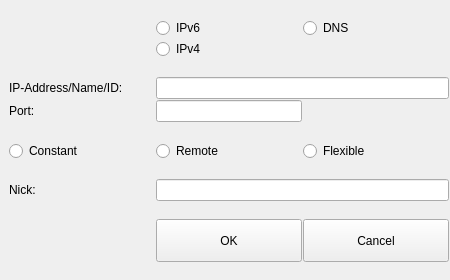
berndhs/arado, file ui/address-input.ui: the form before one commit.
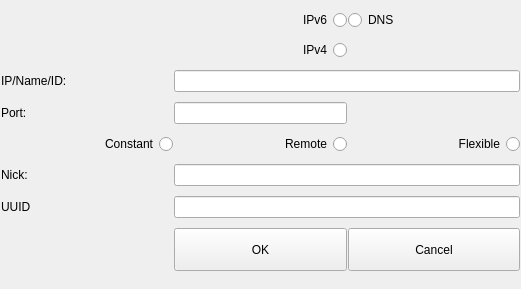
The form after the commit. Icons and pictures are not drawn.

Commit message: add uuid field, move some stuff

```diff
--- a/ui/address-input.ui
+++ b/ui/address-input.ui
@@ -6,49 +6,66 @@
    <rect>
     <x>0</x>
     <y>0</y>
-    <width>450</width>
-    <height>280</height>
+    <width>521</width>
+    <height>289</height>
    </rect>
   </property>
   <property name="windowTitle">
    <string>Add Device-IP to start a connection</string>
   </property>
   <layout class="QGridLayout" name="gridLayout">
-   <item row="1" column="3">
-    <widget class="QRadioButton" name="dnsButton">
-     <property name="text">
-      <string>DNS</string>
-     </property>
-     <attribute name="buttonGroup">
-      <string>typeGroup</string>
-     </attribute>
-    </widget>
-   </item>
-   <item row="4" column="1">
+   <item row="5" column="1">
     <widget class="QLabel" name="label">
+     <property name="sizePolicy">
+      <sizepolicy hsizetype="MinimumExpanding" vsizetype="Preferred">
+       <horstretch>0</horstretch>
+       <verstretch>0</verstretch>
+      </sizepolicy>
+     </property>
+     <property name="layoutDirection">
+      <enum>Qt::RightToLeft</enum>
+     </property>
      <property name="text">
-      <string>IP-Address/Name/ID:</string>
+      <string>IP/Name/ID:</string>
      </property>
     </widget>
    </item>
-   <item row="4" column="2" colspan="2">
+   <item row="5" column="2" colspan="2">
     <widget class="QLineEdit" name="addressEdit"/>
    </item>
-   <item row="5" column="1">
+   <item row="6" column="1">
     <widget class="QLabel" name="label_2">
+     <property name="sizePolicy">
+      <sizepolicy hsizetype="MinimumExpanding" vsizetype="Preferred">
+       <horstretch>0</horstretch>
+       <verstretch>0</verstretch>
+      </sizepolicy>
+     </property>
+     <property name="layoutDirection">
+      <enum>Qt::RightToLeft</enum>
+     </property>
      <property name="text">
       <string>Port:</string>
      </property>
     </widget>
    </item>
-   <item row="19" column="1">
+   <item row="18" column="1">
     <widget class="QLabel" name="label_4">
+     <property name="sizePolicy">
+      <sizepolicy hsizetype="MinimumExpanding" vsizetype="Preferred">
+       <horstretch>0</horstretch>
+       <verstretch>0</verstretch>
+      </sizepolicy>
+     </property>
+     <property name="layoutDirection">
+      <enum>Qt::RightToLeft</enum>
+     </property>
      <property name="text">
       <string>Nick:</string>
      </property>
     </widget>
    </item>
-   <item row="19" column="2" colspan="2">
+   <item row="18" column="2" colspan="2">
     <widget class="QLineEdit" name="nickEdit">
      <property name="toolTip">
       <string>Enter any unique Nick. Duplicates will be overwritten.</string>
@@ -78,7 +95,7 @@
      </property>
     </widget>
    </item>
-   <item row="5" column="2">
+   <item row="6" column="2">
     <widget class="QLineEdit" name="portEdit">
      <property name="placeholderText">
       <string notr="true"/>
@@ -93,6 +110,9 @@
        <verstretch>0</verstretch>
       </sizepolicy>
      </property>
+     <property name="layoutDirection">
+      <enum>Qt::RightToLeft</enum>
+     </property>
      <property name="text">
       <string>Flexible</string>
      </property>
@@ -124,117 +144,6 @@
      </property>
     </widget>
    </item>
-   <item row="2" column="2">
-    <widget class="QRadioButton" name="ipv4Button">
-     <property name="text">
-      <string>IPv4</string>
-     </property>
-     <attribute name="buttonGroup">
-      <string>typeGroup</string>
-     </attribute>
-    </widget>
-   </item>
-   <item row="1" column="2">
-    <widget class="QRadioButton" name="ipv6Button">
-     <property name="text">
-      <string>IPv6</string>
-     </property>
-     <attribute name="buttonGroup">
-      <string>typeGroup</string>
-     </attribute>
-    </widget>
-   </item>
-   <item row="20" column="2">
-    <spacer name="verticalSpacer">
-     <property name="orientation">
-      <enum>Qt::Vertical</enum>
-     </property>
-     <property name="sizeHint" stdset="0">
-      <size>
-       <width>20</width>
-       <height>40</height>
-      </size>
-     </property>
-    </spacer>
-   </item>
-   <item row="0" column="2">
-    <spacer name="verticalSpacer_2">
-     <property name="orientation">
-      <enum>Qt::Vertical</enum>
-     </property>
-     <property name="sizeHint" stdset="0">
-      <size>
-       <width>20</width>
-       <height>40</height>
-      </size>
-     </property>
-    </spacer>
-   </item>
-   <item row="2" column="0">
-    <widget class="QLabel" name="label_3">
-     <property name="toolTip">
-      <string>Insert IP-Adress and Port of your device you want to connect to. Be sure the port of the remote device is forwarded in the remote Nat/Router.</string>
-     </property>
-     <property name="text">
-      <string/>
-     </property>
-     <property name="pixmap">
-      <pixmap resource="../arado.qrc">:/images/server.png</pixmap>
-     </property>
-    </widget>
-   </item>
-   <item row="22" column="2">
-    <spacer name="verticalSpacer_3">
-     <property name="orientation">
-      <enum>Qt::Vertical</enum>
-     </property>
-     <property name="sizeHint" stdset="0">
-      <size>
-       <width>20</width>
-       <height>40</height>
-      </size>
-     </property>
-    </spacer>
-   </item>
-   <item row="8" column="2">
-    <spacer name="verticalSpacer_4">
-     <property name="orientation">
-      <enum>Qt::Vertical</enum>
-     </property>
-     <property name="sizeHint" stdset="0">
-      <size>
-       <width>20</width>
-       <height>40</height>
-      </size>
-     </property>
-    </spacer>
-   </item>
-   <item row="6" column="2">
-    <spacer name="verticalSpacer_5">
-     <property name="orientation">
-      <enum>Qt::Vertical</enum>
-     </property>
-     <property name="sizeHint" stdset="0">
-      <size>
-       <width>20</width>
-       <height>40</height>
-      </size>
-     </property>
-    </spacer>
-   </item>
-   <item row="3" column="2">
-    <spacer name="verticalSpacer_6">
-     <property name="orientation">
-      <enum>Qt::Vertical</enum>
-     </property>
-     <property name="sizeHint" stdset="0">
-      <size>
-       <width>20</width>
-       <height>40</height>
-      </size>
-     </property>
-    </spacer>
-   </item>
    <item row="7" column="1">
     <widget class="QRadioButton" name="constantButton">
      <property name="sizePolicy">
@@ -243,6 +152,9 @@
        <verstretch>0</verstretch>
       </sizepolicy>
      </property>
+     <property name="layoutDirection">
+      <enum>Qt::RightToLeft</enum>
+     </property>
      <property name="text">
       <string>Constant</string>
      </property>
@@ -262,6 +174,9 @@
        <verstretch>0</verstretch>
       </sizepolicy>
      </property>
+     <property name="layoutDirection">
+      <enum>Qt::RightToLeft</enum>
+     </property>
      <property name="text">
       <string>Remote</string>
      </property>
@@ -270,6 +185,86 @@
      </attribute>
     </widget>
    </item>
+   <item row="19" column="2" colspan="2">
+    <widget class="QLineEdit" name="uuidEdit"/>
+   </item>
+   <item row="19" column="1">
+    <widget class="QLabel" name="label_5">
+     <property name="sizePolicy">
+      <sizepolicy hsizetype="MinimumExpanding" vsizetype="Preferred">
+       <horstretch>0</horstretch>
+       <verstretch>0</verstretch>
+      </sizepolicy>
+     </property>
+     <property name="layoutDirection">
+      <enum>Qt::RightToLeft</enum>
+     </property>
+     <property name="text">
+      <string>UUID</string>
+     </property>
+    </widget>
+   </item>
+   <item row="0" column="3">
+    <widget class="QRadioButton" name="dnsButton">
+     <property name="layoutDirection">
+      <enum>Qt::LeftToRight</enum>
+     </property>
+     <property name="text">
+      <string>DNS</string>
+     </property>
+     <attribute name="buttonGroup">
+      <string>typeGroup</string>
+     </attribute>
+    </widget>
+   </item>
+   <item row="0" column="2">
+    <widget class="QRadioButton" name="ipv6Button">
+     <property name="layoutDirection">
+      <enum>Qt::RightToLeft</enum>
+     </property>
+     <property name="text">
+      <string>IPv6</string>
+     </property>
+     <attribute name="buttonGroup">
+      <string>typeGroup</string>
+     </attribute>
+    </widget>
+   </item>
+   <item row="1" column="2">
+    <widget class="QRadioButton" name="ipv4Button">
+     <property name="layoutDirection">
+      <enum>Qt::RightToLeft</enum>
+     </property>
+     <property name="text">
+      <string>IPv4</string>
+     </property>
+     <attribute name="buttonGroup">
+      <string>typeGroup</string>
+     </attribute>
+    </widget>
+   </item>
+   <item row="0" column="1">
+    <widget class="QLabel" name="label_3">
+     <property name="sizePolicy">
+      <sizepolicy hsizetype="Fixed" vsizetype="Preferred">
+       <horstretch>0</horstretch>
+       <verstretch>0</verstretch>
+      </sizepolicy>
+     </property>
+     <property name="toolTip">
+      <string>Insert IP-Adress and Port of your device you want to connect to. Be sure the port of the remote device is forwarded in the remote Nat/Router.</string>
+     </property>
+     <property name="layoutDirection">
+      <enum>Qt::RightToLeft</enum>
+     </property>
+     <property name="text">
+      <string/>
+     </property>
+     <property name="pixmap">
+      <pixmap resource="../arado.qrc">:/images/server.png</pixmap>
+     </property>
+    </widget>
+   </item>
   </layout>
  </widget>
  <layoutdefault spacing="1" margin="1"/>
```
Left out of the diff: 4 changed lines with no effect on the pictures.
